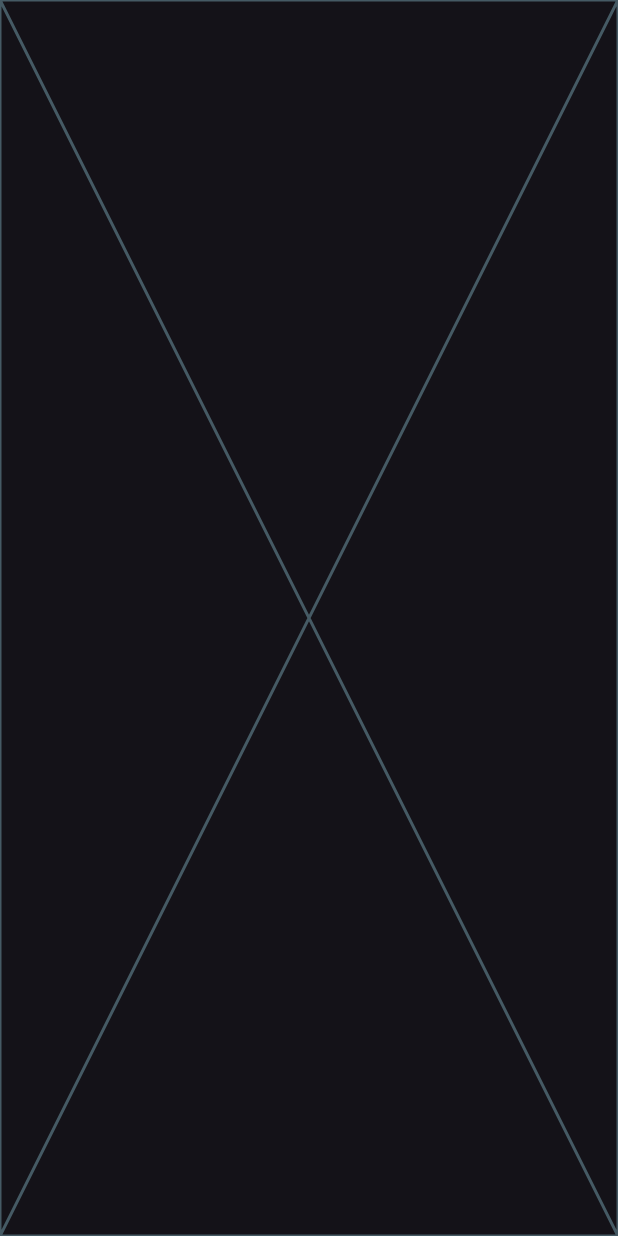
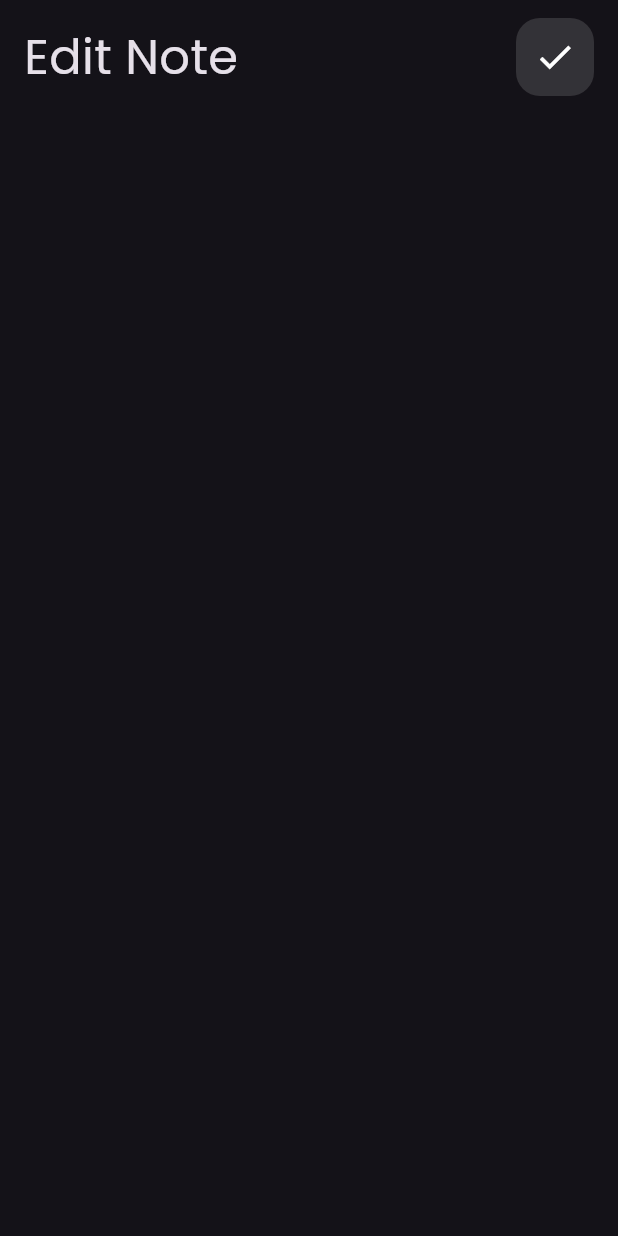
Before and after one commit to RehamIssa/notes_app, a Flutter app: the screen it shows after launch, after a tap on "Flutter Tips", on a phone screen of 412 x 824 dp. Run offline on Flutter 3.47's test engine with Material 3 defaults, Android fonts, the phone set to English and light mode, and no system bars.

Commit message:
aadd custom app bar to edit view and changing in the custom app bar widget and custom search icon widget and rename it to custom icon

```diff
--- a/lib/widgets/custom_app_bar.dart
+++ b/lib/widgets/custom_app_bar.dart
@@ -1,19 +1,22 @@
 import 'package:flutter/material.dart';
-import 'package:notes_app/widgets/custom_search_icon.dart';
+import 'package:notes_app/widgets/custom_icon.dart';
 
 class CustomAppBar extends StatelessWidget {
-  const CustomAppBar({super.key});
-
+  const CustomAppBar({super.key, required this.title, required this.icon});
+  final String title;
+  final IconData icon;
   @override
   Widget build(BuildContext context) {
-    return const Row(
+    return Row(
       mainAxisAlignment: MainAxisAlignment.spaceBetween,
       children: [
         Text(
-          'Notes',
+          title,
           style: TextStyle(fontSize: 32),
         ),
-        CustomSearchIcon(),
+        CustomIcon(
+          icon: icon,
+        ),
       ],
     );
   }
--- a/lib/widgets/custom_search_icon.dart
+++ b/lib/widgets/custom_icon.dart
@@ -1,8 +1,8 @@
 import 'package:flutter/material.dart';
 
-class CustomSearchIcon extends StatelessWidget {
-  const CustomSearchIcon({super.key});
-
+class CustomIcon extends StatelessWidget {
+  const CustomIcon({super.key, required this.icon});
+  final IconData icon;
   @override
   Widget build(BuildContext context) {
     return Container(
@@ -13,7 +13,7 @@ class CustomSearchIcon extends StatelessWidget {
         ),
         child: Center(
           child: Icon(
-            Icons.search,
+            icon,
             size: 28,
           ),
         ));
--- a/lib/widgets/edit_view_body.dart
+++ b/lib/widgets/edit_view_body.dart
@@ -1,10 +1,24 @@
 import 'package:flutter/material.dart';
+import 'package:notes_app/widgets/custom_app_bar.dart';
 
 class EditNoteViewBody extends StatelessWidget {
   const EditNoteViewBody({super.key});
 
   @override
   Widget build(BuildContext context) {
-    return const Placeholder();
+    return const Padding(
+      padding: EdgeInsets.symmetric(horizontal: 16.0),
+      child: Column(
+        children: [
+          SizedBox(
+            height: 12,
+          ),
+          CustomAppBar(
+            title: 'Edit Note',
+            icon: Icons.check,
+          ),
+        ],
+      ),
+    );
   }
 }
--- a/lib/widgets/home_view_body.dart
+++ b/lib/widgets/home_view_body.dart
@@ -7,14 +7,17 @@ class HomeViewBody extends StatelessWidget {
 
   @override
   Widget build(BuildContext context) {
-    return Padding(
-      padding: const EdgeInsets.symmetric(horizontal: 16.0),
-      child: const Column(
+    return const Padding(
+      padding: EdgeInsets.symmetric(horizontal: 16.0),
+      child: Column(
         children: [
           SizedBox(
             height: 12,
           ),
-          CustomAppBar(),
+            CustomAppBar(
+            title: 'Notes',
+            icon: Icons.search,
+          ),
           Expanded(
             child: NotesListView(),
           ),
```
